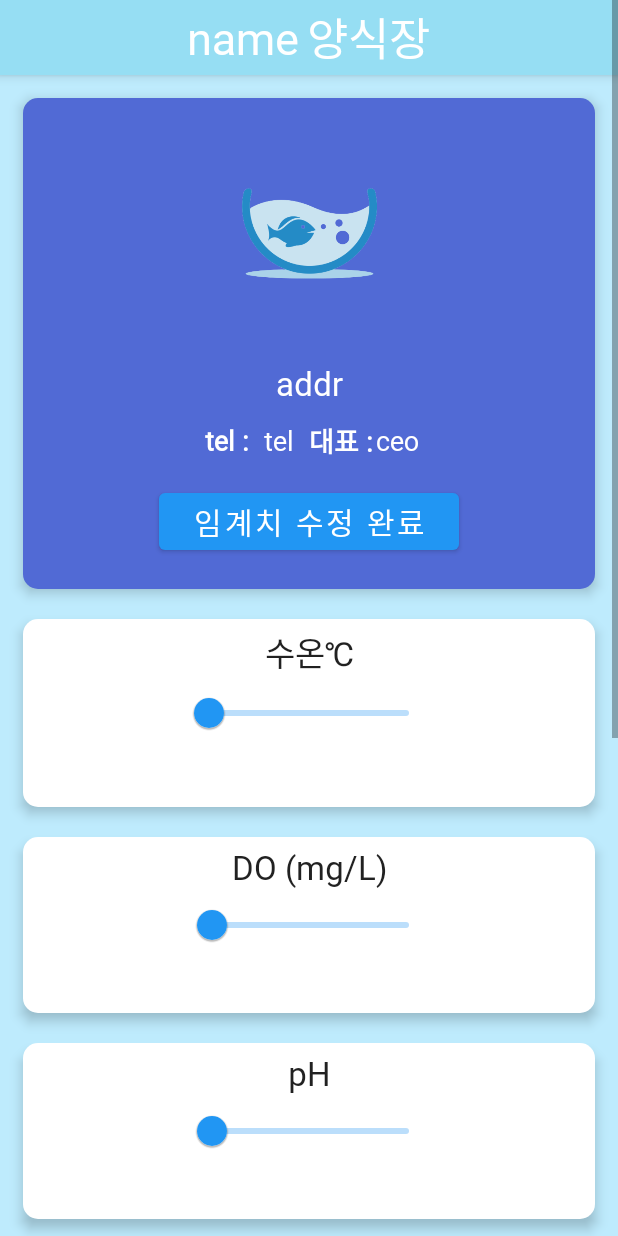
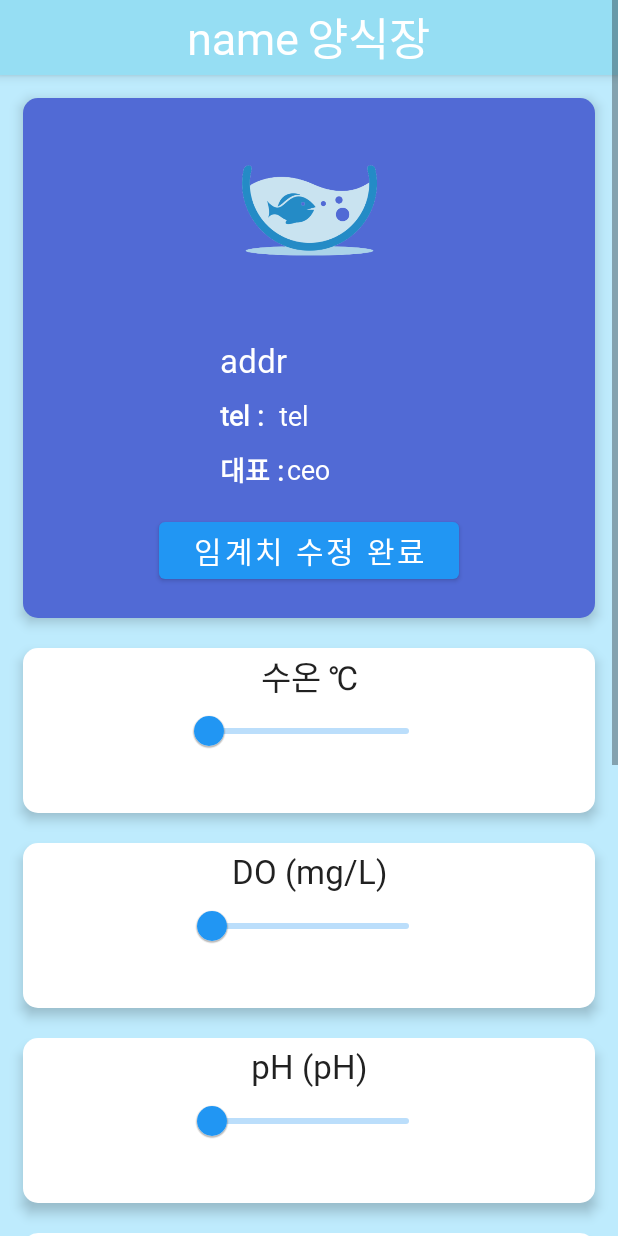
Before and after one commit to lsg1024/OceanIT_version2, an Android app: the layout fragment_setting.xml on its own in the app's theme, with its tools: preview values and no code run, on a phone screen of 412 x 824 dp. Run offline under Robolectric (Android 15) with nearby library versions, the phone set to English and light mode, and no system bars.

```diff
--- a/app/src/main/java/com/example/oceanit/DTO/LoginDTO.kt
+++ b/app/src/main/java/com/example/oceanit/DTO/LoginDTO.kt
@@ -15,6 +15,7 @@ data class LoginData(
 
     @SerializedName("pw")
     val pw : String,
+
 )
 
 data class LoginResult(
--- a/app/src/main/res/layout/fragment_setting.xml
+++ b/app/src/main/res/layout/fragment_setting.xml
@@ -22,14 +22,13 @@
             <androidx.constraintlayout.widget.ConstraintLayout
                 android:id="@+id/customlayout01"
                 android:layout_width="match_parent"
-                android:layout_height="wrap_content"
+                android:layout_height="110dp"
                 android:orientation="vertical"
                 android:layout_marginTop="20dp"
                 android:elevation="5dp"
                 android:background="@drawable/white_edge"
                 android:layout_marginStart="15dp"
                 android:layout_marginEnd="15dp"
-
                 app:layout_constraintEnd_toEndOf="parent"
                 app:layout_constraintStart_toStartOf="parent"
                 app:layout_constraintTop_toBottomOf="@+id/layout2">
@@ -40,7 +39,7 @@
                     android:layout_height="wrap_content"
                     android:background="@android:color/transparent"
                     android:gravity="center"
-                    android:text="수온℃"
+                    android:text="수온 ℃"
                     android:fontFamily="@font/juaregular"
                     android:layout_marginTop="5dp"
                     android:textAppearance="@style/TextAppearance.AppCompat.Large"
@@ -50,7 +49,6 @@
                     app:layout_constraintTop_toTopOf="parent">
 
                 </TextView>
-
 
                 <EditText
                     android:id="@+id/num1_1"
@@ -105,7 +103,7 @@
             <androidx.constraintlayout.widget.ConstraintLayout
                 android:id="@+id/customlayout02"
                 android:layout_width="match_parent"
-                android:layout_height="wrap_content"
+                android:layout_height="110dp"
                 android:layout_marginTop="20dp"
                 android:elevation="5dp"
                 android:orientation="vertical"
@@ -187,7 +185,7 @@
             <androidx.constraintlayout.widget.ConstraintLayout
                 android:id="@+id/customlayout03"
                 android:layout_width="match_parent"
-                android:layout_height="wrap_content"
+                android:layout_height="110dp"
                 android:layout_marginTop="20dp"
                 android:elevation="5dp"
                 android:orientation="vertical"
@@ -204,7 +202,7 @@
                     android:layout_height="wrap_content"
                     android:background="@android:color/transparent"
                     android:gravity="center"
-                    android:text="pH"
+                    android:text="pH (pH)"
                     android:fontFamily="@font/juaregular"
                     android:layout_marginTop="5dp"
                     android:textAppearance="@style/TextAppearance.AppCompat.Large"
@@ -241,7 +239,7 @@
                     android:fontFamily="@font/juaregular"
                     android:inputType="numberDecimal"
                     android:imeOptions="actionDone"
-                    android:textAppearance="@style/TextAppearance.AppCompat.Large" android:textStyle="bold"
+                    android:textAppearance="@style/TextAppearance.AppCompat.Large"
                     app:layout_constraintBottom_toBottomOf="@+id/rangeSlider3"
                     app:layout_constraintEnd_toEndOf="parent"
                     app:layout_constraintTop_toBottomOf="@+id/watertank_name03">
@@ -268,7 +266,7 @@
             <androidx.constraintlayout.widget.ConstraintLayout
                 android:id="@+id/customlayout04"
                 android:layout_width="match_parent"
-                android:layout_height="wrap_content"
+                android:layout_height="110dp"
                 android:layout_marginTop="20dp"
                 android:elevation="5dp"
                 android:orientation="vertical"
@@ -285,7 +283,7 @@
                     android:layout_height="wrap_content"
                     android:background="@android:color/transparent"
                     android:gravity="center"
-                    android:text="염도"
+                    android:text="염도 (ppt)"
                     android:fontFamily="@font/juaregular"
                     android:layout_marginTop="5dp"
                     android:textAppearance="@style/TextAppearance.AppCompat.Large"
@@ -349,7 +347,7 @@
             <androidx.constraintlayout.widget.ConstraintLayout
                 android:id="@+id/customlayout05"
                 android:layout_width="match_parent"
-                android:layout_height="wrap_content"
+                android:layout_height="110dp"
                 android:layout_marginTop="20dp"
                 android:elevation="5dp"
                 android:orientation="vertical"
@@ -366,7 +364,7 @@
                     android:layout_height="wrap_content"
                     android:background="@android:color/transparent"
                     android:gravity="center"
-                    android:text="ORP"
+                    android:text="ORP (mV)"
                     android:fontFamily="@font/juaregular"
                     android:textAppearance="@style/TextAppearance.AppCompat.Large"
                     android:layout_marginTop="5dp"
@@ -430,7 +428,7 @@
             <androidx.constraintlayout.widget.ConstraintLayout
                 android:id="@+id/customlayout06"
                 android:layout_width="match_parent"
-                android:layout_height="wrap_content"
+                android:layout_height="110dp"
                 android:layout_marginTop="20dp"
                 android:elevation="5dp"
                 android:layout_marginBottom="20dp"
@@ -448,7 +446,7 @@
                     android:layout_height="wrap_content"
                     android:background="@android:color/transparent"
                     android:gravity="center"
-                    android:text="탁도"
+                    android:text="탁도 (NTU)"
                     android:fontFamily="@font/juaregular"
                     android:layout_marginTop="5dp"
                     android:textAppearance="@style/TextAppearance.AppCompat.Large"
@@ -550,14 +548,15 @@
                 android:id="@+id/layout2"
                 android:layout_width="0dp"
                 android:layout_height="wrap_content"
+                android:layout_marginStart="15dp"
                 android:layout_marginTop="15dp"
                 android:layout_marginEnd="15dp"
-                android:layout_marginStart="15dp"
                 android:background="@drawable/white_edge"
                 android:backgroundTint="#516AD5"
                 android:elevation="5dp"
                 android:orientation="vertical"
                 app:layout_constraintEnd_toEndOf="parent"
+                app:layout_constraintHorizontal_bias="0.0"
                 app:layout_constraintStart_toStartOf="parent"
                 app:layout_constraintTop_toBottomOf="@+id/linearLayoutCompat">
 
@@ -565,7 +564,6 @@
                     android:id="@id/layout3"
                     android:layout_width="wrap_content"
                     android:layout_height="wrap_content"
-                    android:layout_marginTop="15dp"
                     app:layout_constraintEnd_toEndOf="parent"
                     app:layout_constraintStart_toStartOf="parent"
                     app:layout_constraintTop_toTopOf="parent">
@@ -584,12 +582,12 @@
                         android:layout_width="wrap_content"
                         android:layout_height="wrap_content"
                         android:layout_marginTop="10dp"
+                        android:layout_marginStart="15dp"
+                        android:fontFamily="@font/juaregular"
                         android:text="addr"
-                        android:fontFamily="@font/juaregular"
                         android:textAppearance="@style/TextAppearance.AppCompat.Large"
                         android:textColor="@color/white"
                         android:textStyle="normal"
-                        app:layout_constraintEnd_toEndOf="parent"
                         app:layout_constraintStart_toStartOf="parent"
                         app:layout_constraintTop_toBottomOf="@+id/appCompatImageView" />
 
@@ -597,14 +595,13 @@
                         android:id="@+id/textView3"
                         android:layout_width="wrap_content"
                         android:layout_height="wrap_content"
+                        android:layout_marginStart="15dp"
+                        android:layout_marginTop="10dp"
+                        android:fontFamily="@font/juaregular"
                         android:text="tel : "
-                        android:textStyle="bold"
-                        android:fontFamily="@font/juaregular"
-                        android:layout_marginTop="10dp"
-                        android:layout_marginStart="5dp"
                         android:textAppearance="@style/TextAppearance.AppCompat.Medium"
                         android:textColor="@color/white"
-                        app:layout_constraintBottom_toBottomOf="parent"
+                        android:textStyle="bold"
                         app:layout_constraintStart_toStartOf="parent"
                         app:layout_constraintTop_toBottomOf="@+id/addr" />
 
@@ -612,39 +609,38 @@
                         android:id="@+id/tel"
                         android:layout_width="wrap_content"
                         android:layout_height="wrap_content"
+                        android:layout_marginStart="5dp"
+                        android:fontFamily="@font/juaregular"
                         android:text="tel"
-                        android:layout_marginTop="10dp"
-                        android:layout_marginStart="5dp"
                         android:textAppearance="@style/TextAppearance.AppCompat.Medium"
                         android:textColor="@color/white"
                         android:textIsSelectable="true"
-                        android:fontFamily="@font/juaregular"
-                        app:layout_constraintBottom_toBottomOf="parent"
+                        app:layout_constraintBottom_toBottomOf="@+id/textView3"
                         app:layout_constraintStart_toEndOf="@+id/textView3"
-                        app:layout_constraintTop_toBottomOf="@+id/addr" />
+                        app:layout_constraintTop_toTopOf="@+id/textView3" />
 
                     <TextView
                         android:id="@+id/textView4"
                         android:layout_width="wrap_content"
                         android:layout_height="wrap_content"
-                        android:layout_marginStart="10dp"
                         android:layout_marginTop="10dp"
+                        android:layout_marginStart="15dp"
+                        android:fontFamily="@font/juaregular"
                         android:text="대표 :"
-                        android:fontFamily="@font/juaregular"
                         android:textAppearance="@style/TextAppearance.AppCompat.Medium"
                         android:textColor="@color/white"
                         android:textStyle="bold"
                         app:layout_constraintBottom_toBottomOf="parent"
-                        app:layout_constraintStart_toEndOf="@+id/tel"
-                        app:layout_constraintTop_toBottomOf="@+id/addr" />
+                        app:layout_constraintStart_toStartOf="parent"
+                        app:layout_constraintTop_toBottomOf="@+id/textView3" />
 
                     <TextView
                         android:id="@+id/ceo"
                         android:layout_width="wrap_content"
                         android:layout_height="wrap_content"
                         android:layout_marginStart="2dp"
+                        android:fontFamily="@font/juaregular"
                         android:text="ceo"
-                        android:fontFamily="@font/juaregular"
                         android:textAppearance="@style/TextAppearance.AppCompat.Medium"
                         android:textColor="@color/white"
                         app:layout_constraintBottom_toBottomOf="@+id/textView4"
@@ -660,9 +656,9 @@
                     android:layout_marginTop="15dp"
                     android:layout_marginBottom="20dp"
                     android:elevation="30dp"
+                    android:fontFamily="@font/juaregular"
+                    android:text="임계치 수정 완료"
                     android:textSize="20dp"
-                    android:text="임계치 수정 완료"
-                    android:fontFamily="@font/juaregular"
                     app:layout_constraintBottom_toBottomOf="parent"
                     app:layout_constraintEnd_toEndOf="parent"
                     app:layout_constraintStart_toStartOf="parent"
```
Also changed, not shown: app/src/main/java/com/example/oceanit/DayValueFormatter.kt (added, +14 -0 lines), app/src/main/java/com/example/oceanit/GraphFragment.kt (+105 -85 lines), app/src/main/java/com/example/oceanit/MyValuewFormatter.kt (+1 -6 lines).
